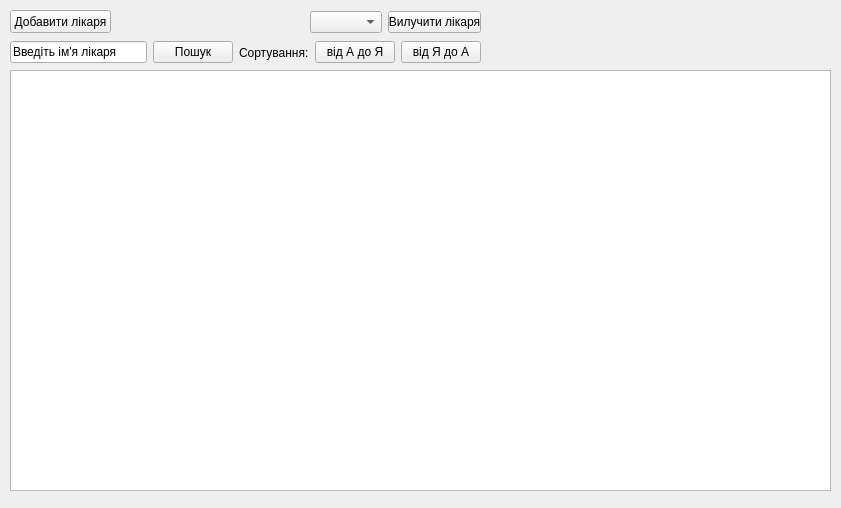
Before: the Qt Designer form doctorlist.ui in Shadowfank/ClinicRegistry, drawn with Qt 5.
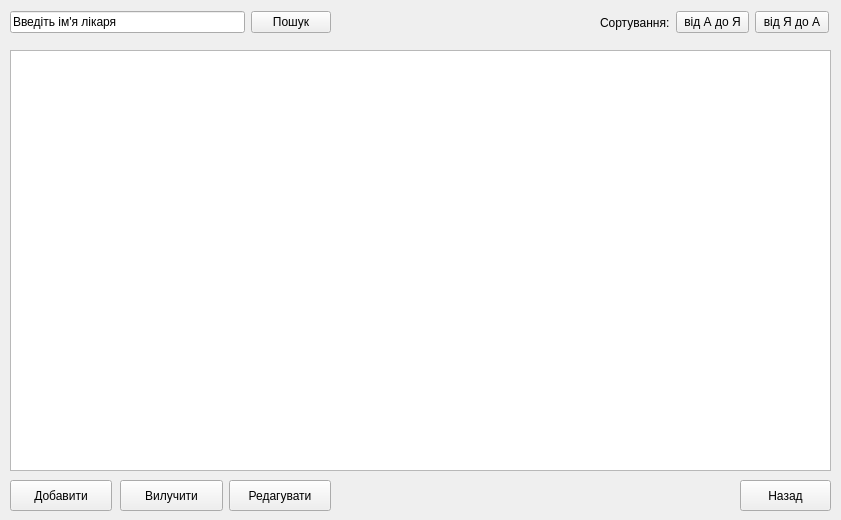
After: the same form once the commit is applied.

```diff
--- a/doctorlist.ui
+++ b/doctorlist.ui
@@ -7,7 +7,7 @@
     <x>0</x>
     <y>0</y>
     <width>841</width>
-    <height>508</height>
+    <height>520</height>
    </rect>
   </property>
   <property name="focusPolicy">
@@ -16,12 +16,74 @@
   <property name="windowTitle">
    <string>Список лікарів</string>
   </property>
+  <widget class="QPushButton" name="pushButton_3">
+   <property name="geometry">
+    <rect>
+     <x>10</x>
+     <y>480</y>
+     <width>102</width>
+     <height>31</height>
+    </rect>
+   </property>
+   <property name="text">
+    <string>Добавити</string>
+   </property>
+  </widget>
+  <widget class="QTableView" name="tableDoctors">
+   <property name="geometry">
+    <rect>
+     <x>10</x>
+     <y>50</y>
+     <width>821</width>
+     <height>421</height>
+    </rect>
+   </property>
+  </widget>
+  <widget class="QPushButton" name="pushButton_4">
+   <property name="geometry">
+    <rect>
+     <x>120</x>
+     <y>480</y>
+     <width>103</width>
+     <height>31</height>
+    </rect>
+   </property>
+   <property name="text">
+    <string>Вилучити</string>
+   </property>
+  </widget>
+  <widget class="QPushButton" name="pushButton_5">
+   <property name="geometry">
+    <rect>
+     <x>229</x>
+     <y>480</y>
+     <width>102</width>
+     <height>31</height>
+    </rect>
+   </property>
+   <property name="text">
+    <string>Редагувати</string>
+   </property>
+  </widget>
+  <widget class="QPushButton" name="pushButton_6">
+   <property name="geometry">
+    <rect>
+     <x>740</x>
+     <y>480</y>
+     <width>91</width>
+     <height>31</height>
+    </rect>
+   </property>
+   <property name="text">
+    <string>Назад</string>
+   </property>
+  </widget>
   <widget class="QWidget" name="layoutWidget">
    <property name="geometry">
     <rect>
      <x>10</x>
-     <y>40</y>
-     <width>471</width>
+     <y>10</y>
+     <width>321</width>
      <height>25</height>
     </rect>
    </property>
@@ -40,6 +102,18 @@
       </property>
      </widget>
     </item>
+   </layout>
+  </widget>
+  <widget class="QWidget" name="layoutWidget">
+   <property name="geometry">
+    <rect>
+     <x>600</x>
+     <y>10</y>
+     <width>229</width>
+     <height>25</height>
+    </rect>
+   </property>
+   <layout class="QHBoxLayout" name="horizontalLayout_2">
     <item>
      <widget class="QLabel" name="label_2">
       <property name="text">
@@ -63,51 +137,6 @@
     </item>
    </layout>
   </widget>
-  <widget class="QPushButton" name="pushButton_3">
-   <property name="geometry">
-    <rect>
-     <x>10</x>
-     <y>10</y>
-     <width>101</width>
-     <height>23</height>
-    </rect>
-   </property>
-   <property name="text">
-    <string>Добавити лікаря</string>
-   </property>
-  </widget>
-  <widget class="QWidget" name="layoutWidget">
-   <property name="geometry">
-    <rect>
-     <x>310</x>
-     <y>10</y>
-     <width>171</width>
-     <height>25</height>
-    </rect>
-   </property>
-   <layout class="QHBoxLayout" name="horizontalLayout_2">
-    <item>
-     <widget class="QComboBox" name="comboBox"/>
-    </item>
-    <item>
-     <widget class="QPushButton" name="pushButton_4">
-      <property name="text">
-       <string>Вилучити лікаря</string>
-      </property>
-     </widget>
-    </item>
-   </layout>
-  </widget>
-  <widget class="QTableView" name="tableDoctors">
-   <property name="geometry">
-    <rect>
-     <x>10</x>
-     <y>70</y>
-     <width>821</width>
-     <height>421</height>
-    </rect>
-   </property>
-  </widget>
  </widget>
  <resources/>
  <connections/>
```
